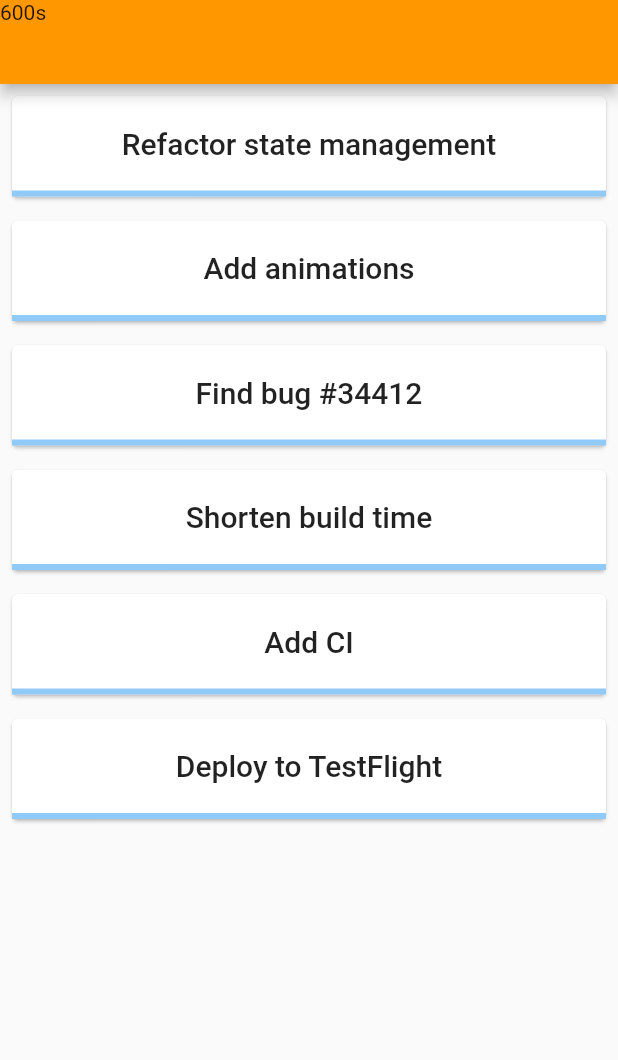
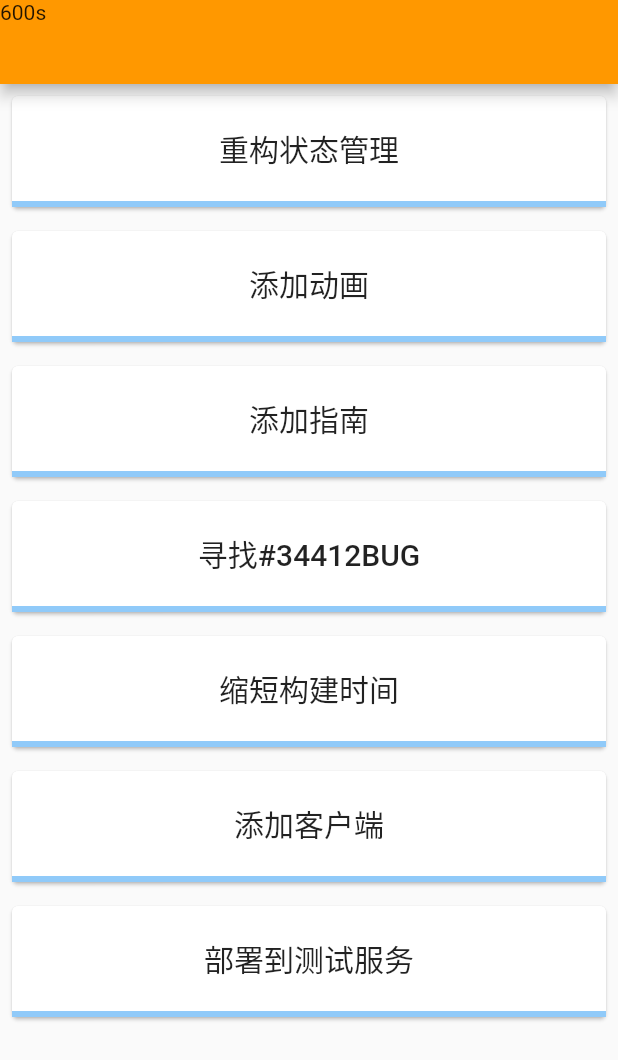
Before and after one commit to EditYJ/imitate_developer_quest, a Flutter app: the GameloopScreen screen opened by its route, on a phone screen of 412 x 824 dp. Shown: the top 1060 px of the screen. Run offline on Flutter 3.47's test engine with Material 2 defaults, Android fonts, the phone set to English and light mode, and no system bars.

Commit message:
添加任务完成过程中会出现的意外问题/修改问题的说法为任务/添加任务池和队伍池的概念

```diff
--- a/lib/main.dart
+++ b/lib/main.dart
@@ -15,8 +15,8 @@ void main() {
 
   // Provider specific parts of the world separetely that
   // only care about quests, for example, can only listen to those
-  providers.provideValue(world.quests);
-  providers.provideValue(world.teams);
+  providers.provideValue(world.taskPool);
+  providers.provideValue(world.teamPool);
   providers.provideValue(world.countdown);
 
   runApp(ProviderNode(child: MyApp(), providers: providers));
--- a/lib/src/gameloop_screen.dart
+++ b/lib/src/gameloop_screen.dart
@@ -1,7 +1,8 @@
 import 'package:flutter/material.dart';
 import 'package:imitate_developer_quest/src/gameloop_screen/list_item.dart';
 import 'package:imitate_developer_quest/src/shared_state/game/countdown_clock.dart';
-import 'package:imitate_developer_quest/src/shared_state/game/quests.dart';
+import 'package:imitate_developer_quest/src/shared_state/game/task_pool.dart';
+import 'package:imitate_developer_quest/src/shared_state/game/task.dart';
 import 'package:imitate_developer_quest/src/shared_state/provider.dart';
 
 class GameloopScreen extends StatelessWidget {
@@ -14,13 +15,17 @@ class GameloopScreen extends StatelessWidget {
                 Text("${countdown.remainingTime.inSeconds}s"),
           ),
         ),
-        body: Provide<Quests>(
-          builder: (context, child, quests) {
+        body: Provide<TaskPool>(
+          builder: (context, child, taskPool) {
             return ListView.builder(
-              itemCount: quests.length,
-              itemBuilder: (context, index) => QuestListItem(
-                    quest: quests[index],
-                    key: ValueKey(quests[index]),
+              itemCount: taskPool.length,
+              itemBuilder: (context, index) => ProviderNode(
+                    providers: Providers.withProviders({
+                      Task: Provider<Task>.value(taskPool[index])
+                    }),
+                child: TaskListItem(
+                  key: ValueKey(taskPool[index]),
+                ),
                   ),
             );
           },
--- a/lib/src/gameloop_screen/list_item.dart
+++ b/lib/src/gameloop_screen/list_item.dart
@@ -1,32 +1,45 @@
 import 'package:flutter/material.dart';
-import 'package:imitate_developer_quest/src/shared_state/game/quest.dart';
-import 'package:imitate_developer_quest/src/shared_state/game/teams.dart';
+import 'package:imitate_developer_quest/src/shared_state/game/team_pool.dart';
+import 'package:imitate_developer_quest/src/shared_state/game/task.dart';
 import 'package:imitate_developer_quest/src/shared_state/provider.dart';
 
-class QuestListItem extends StatelessWidget {
-  final Quest quest;
-
-  QuestListItem({Key key, @required this.quest})
-      : assert(quest != null),
-        super(key: key);
+class TaskListItem extends StatelessWidget {
+  TaskListItem({Key key}) : super(key: key);
 
   @override
   Widget build(BuildContext context) {
-    return Card(
+    return Provide<Task>(
+      builder: (context, child, task) => Card(
             margin: EdgeInsets.all(8),
             child: InkWell(
-        onTap: () => Provide.value<Teams>(context).single.assignTo(quest),
+              onTap: () =>
+                  Provide.value<TeamPool>(context).single.assignTo(task),
               child: Column(
                 children: <Widget>[
                   SizedBox(height: 20),
-            Text(quest.name, style: Theme.of(context).textTheme.title),
+                  Text(
+                    task.blueprint.name,
+                    style: Theme.of(context).textTheme.title,
+                  ),
                   SizedBox(height: 10),
-            quest.assignedTeam == null
-                ? SizedBox()
-                : Text('Assigned to: ${quest.assignedTeam}'),
+                  task.isBlocked
+                      ? MaterialButton(
+                          onPressed: () => task.resolveIssue(),
+                          color: Colors.red,
+                          child: Row(
+                            children: <Widget>[
+                              Icon(Icons.warning),
+                              Text('BLOCKING ISSUE')
+                            ],
+                          ),
+                        )
+                      : SizedBox(),
                   SizedBox(height: 10),
-            LinearProgressIndicator(value: quest.percentComplete)
+                  LinearProgressIndicator(
+                    value: task.percentComplete,
+                  )
                 ],
+              ),
             ),
           ),
     );
--- /dev/null
+++ b/lib/src/shared_state/game/blocking_issue.dart
@@ -0,0 +1,21 @@
+import 'package:meta/meta.dart';
+
+/// 任务完成期间给玩家制造的一些拦截难题[BlockingIssue]
+@immutable
+class BlockingIssue {
+  /// 限制时间
+  final Duration duration;
+
+  /// 当玩家试图解决问题[question]的时候给玩家抛出的问题
+  final String question;
+
+  /// 在特定的任务完成百分比[startAtProcessLevel]的地方给予玩家缺陷的问题
+  final int startAtProcessLevel;
+
+  /// 构造函数
+  const BlockingIssue(this.duration, this.question, this.startAtProcessLevel);
+
+  @Deprecated('建立样本,参考使用')
+  BlockingIssue.sample()
+      : this(Duration(seconds: 6), "Lormem ipsum question to be answer?", 25);
+}
--- /dev/null
+++ b/lib/src/shared_state/game/task.dart
@@ -0,0 +1,73 @@
+import 'package:imitate_developer_quest/src/shared_state/game/blocking_issue.dart';
+import 'package:imitate_developer_quest/src/shared_state/game/src/aspect.dart';
+import 'package:imitate_developer_quest/src/shared_state/game/task_blueprint.dart';
+import 'package:imitate_developer_quest/src/shared_state/game/team.dart';
+
+/// 障碍问题状态{无，展示，已解决，未解决}
+enum BlockingIssueState { none, shown, resolved, unresolved }
+
+class Task extends Aspect{
+  final TaskBlueprint blueprint;
+
+  int _percentComplete = 0;
+
+  DateTime _blockingIssueStartTime;
+
+  BlockingIssueState _blockingIssueState = BlockingIssueState.none;
+
+  Team _assignedTeam;
+
+  Task(this.blueprint){
+    UnimplementedError();
+  }
+
+  Task.sample(String name):
+      blueprint = TaskBlueprint(name, 100, BlockingIssue.sample());
+
+  Team get assignedTeam=>_assignedTeam;
+
+  bool get isBlocked => _blockingIssueState == BlockingIssueState.shown;
+
+  double get percentComplete => _percentComplete /100;
+
+  void assignTeam(Team team){
+    _assignedTeam = team;
+    markDirty();
+  }
+
+  void makeProgress(int percent){
+    assert(percent >= 0);
+    if(percent == 0) return;
+    if(_percentComplete == 100)return;
+    _percentComplete +=percent;
+    if(_blockingIssueStartTime == null && _percentComplete > blueprint.blockingIssue.startAtProcessLevel){
+      _blockingIssueState = BlockingIssueState.shown;
+      _blockingIssueStartTime =DateTime.now().toUtc();
+    }
+    if(_percentComplete > 100){
+      _percentComplete = 100;
+      if(_blockingIssueState != BlockingIssueState.resolved){
+        _blockingIssueState = BlockingIssueState.resolved;
+      }
+    }
+    markDirty();
+  }
+
+  void update(){
+    if(_blockingIssueState == BlockingIssueState.shown){
+      var blockingIssueEnd = _blockingIssueStartTime.add(blueprint.blockingIssue.duration);
+      if(blockingIssueEnd.isBefore(DateTime.now())){
+        _blockingIssueState = BlockingIssueState.unresolved;
+        markDirty();
+      }
+    }
+    super.update();
+  }
+
+  /// Resolves the blocking issue.
+  void resolveIssue(){
+    assert(_blockingIssueState == BlockingIssueState.shown);
+    _blockingIssueState = BlockingIssueState.resolved;
+    markDirty();
+  }
+}
--- /dev/null
+++ b/lib/src/shared_state/game/task_blueprint.dart
@@ -0,0 +1,14 @@
+import 'package:imitate_developer_quest/src/shared_state/game/blocking_issue.dart';
+import 'package:meta/meta.dart';
+
+/// 任务计划
+///
+/// This is immutable(不可变的)
+@immutable
+class TaskBlueprint{
+  final String name;
+  final int xpReward;
+  final BlockingIssue blockingIssue;
+
+  const TaskBlueprint(this.name,this.xpReward,this.blockingIssue);
+}
--- /dev/null
+++ b/lib/src/shared_state/game/task_pool.dart
@@ -0,0 +1,46 @@
+import 'dart:collection';
+
+import 'package:imitate_developer_quest/src/shared_state/game/src/aspect.dart';
+import 'package:imitate_developer_quest/src/shared_state/game/task.dart';
+
+class TaskPool extends Aspect with ListMixin<Task>{
+  static const _seedQuestNames = [
+    "重构状态管理",
+    "添加动画",
+    "添加指南",
+    "寻找#34412BUG",
+    "缩短构建时间",
+    "添加客户端",
+    "部署到测试服务",
+  ];
+
+  final List<Task> list;
+
+  TaskPool():list = _seedQuestNames.map((name)=>Task.sample(name)).toList();
+
+  @override
+  int get length => list.length;
+
+  @override
+  set length(int newLength){
+    list.length = newLength;
+    markDirty();
+  }
+
+  @override
+  Task operator [](int index) => list[index];
+
+  @override
+  void operator []=(int index, Task value) {
+    list[index] = value;
+    markDirty();
+  }
+
+  void update(){
+    for(final task in this){
+      task.update();
+      if(task.isDirty) markDirty();
+    }
+    super.update();
+  }
+}
--- a/lib/src/shared_state/game/team.dart
+++ b/lib/src/shared_state/game/team.dart
@@ -2,13 +2,14 @@ import 'dart:math';
 
 import 'package:imitate_developer_quest/src/shared_state/game/quest.dart';
 import 'package:imitate_developer_quest/src/shared_state/game/src/aspect.dart';
+import 'package:imitate_developer_quest/src/shared_state/game/task.dart';
 
 final _random = Random();
 
 /// A ragtag bunch of misfits that do all the work.
 class Team extends Aspect{
   /// The task that this team is currently working on, if any.
-  Quest _assignedTo;
+  Task _assignedTo;
   final String name;
 
   Team(this.name);
@@ -16,11 +17,11 @@ class Team extends Aspect{
   /// The maximum number of percentage points done in a single game update.
   int get maxHit =>5;
 
-  void assignTo(Quest quest){
+  void assignTo(Task task){
     _assignedTo?.assignTeam(null);
 
-    _assignedTo = quest;
-    quest.assignTeam(this);
+    _assignedTo = task;
+    task.assignTeam(this);
     markDirty();
   }
 
--- a/lib/src/shared_state/game/teams.dart
+++ b/lib/src/shared_state/game/team_pool.dart
@@ -2,7 +2,7 @@ import 'package:flutter/foundation.dart';
 import 'package:imitate_developer_quest/src/shared_state/game/src/aspect.dart';
 import 'package:imitate_developer_quest/src/shared_state/game/team.dart';
 
-class Teams extends Aspect{
+class TeamPool extends Aspect{
   final List<Team> _list = [
     Team('Flutter DevRel Team'),
   ];
--- a/lib/src/shared_state/game/world.dart
+++ b/lib/src/shared_state/game/world.dart
@@ -3,37 +3,38 @@ import 'dart:async';
 import 'package:imitate_developer_quest/src/shared_state/game/countdown_clock.dart';
 import 'package:imitate_developer_quest/src/shared_state/game/quests.dart';
 import 'package:imitate_developer_quest/src/shared_state/game/src/aspect.dart';
-import 'package:imitate_developer_quest/src/shared_state/game/teams.dart';
+import 'package:imitate_developer_quest/src/shared_state/game/task_pool.dart';
+import 'package:imitate_developer_quest/src/shared_state/game/team_pool.dart';
 
 /// The state of the world.
 ///
-/// Widgets should subscribe to aspects of the world (such as [quests])
+/// Widgets should subscribe to aspects of the world (such as [taskPool])
 /// instead of this whole world unless they really care about every change.
 class World extends Aspect {
   static final tickDuration = const Duration(milliseconds: 200);
 
-  Timer timer;
+  Timer _timer;
 
-  final Quests quests;
-  final Teams teams;
+  final TaskPool taskPool;
+  final TeamPool teamPool;
   final CountdownClock countdown;
 
   World()
-      : quests = Quests(),
-        teams = Teams(),
+      : taskPool = TaskPool(),
+        teamPool = TeamPool(),
         countdown = CountdownClock();
 
   void pause() {
-    timer.cancel();
+    _timer.cancel();
   }
 
   void start() {
-    timer = Timer.periodic(tickDuration, _performTick);
+    _timer = Timer.periodic(tickDuration, _performTick);
   }
 
   void update() {
-    teams.update();
-    quests.update();
+    taskPool.update();
+    teamPool.update();
     countdown.update();
     super.update();
   }
```
Also changed, not shown: lib/src/shared_state/game/src/aspect.dart (+8 -1 lines). Lines whose indentation alone changed are shown as unchanged.
